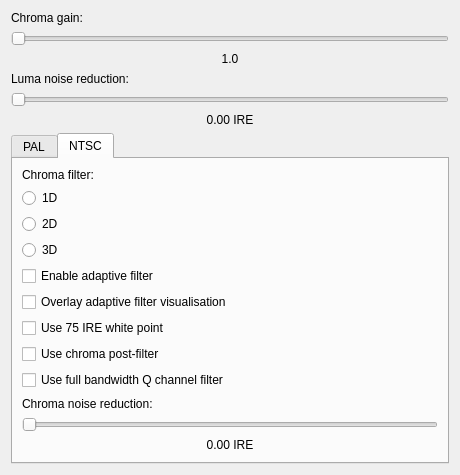
Before: the Qt Designer form tools/ld-analyse/chromadecoderconfigdialog.ui in happycube/ld-decode, drawn with Qt 5.
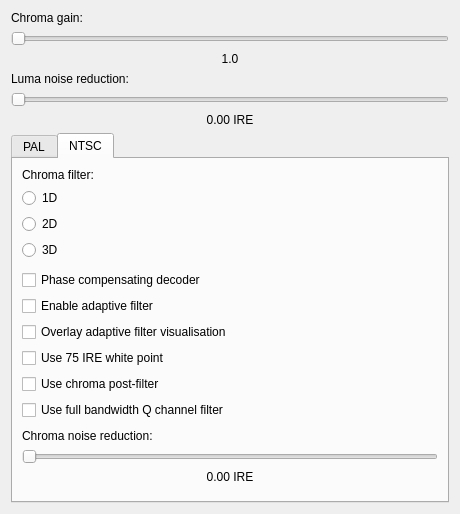
After: the same form once the commit is applied. The open tabs and pages were chosen to show the change.

Commit message: Add phase comp decoder setting to ld-analyse

```diff
--- a/tools/ld-analyse/chromadecoderconfigdialog.ui
+++ b/tools/ld-analyse/chromadecoderconfigdialog.ui
@@ -7,7 +7,7 @@
     <x>0</x>
     <y>0</y>
     <width>460</width>
-    <height>180</height>
+    <height>514</height>
    </rect>
   </property>
   <property name="windowTitle">
@@ -282,6 +282,13 @@
          </property>
         </spacer>
        </item>
+       <item>
+        <widget class="QCheckBox" name="phaseCompCheckBox">
+         <property name="text">
+          <string>Phase compensating decoder</string>
+         </property>
+        </widget>
+       </item>
        <item>
         <widget class="QCheckBox" name="adaptiveCheckBox">
          <property name="text">
```
Left out of the diff: 4 changed lines with no effect on the pictures. Lines whose indentation alone changed are shown as unchanged. The commit also changes 2 other files.
